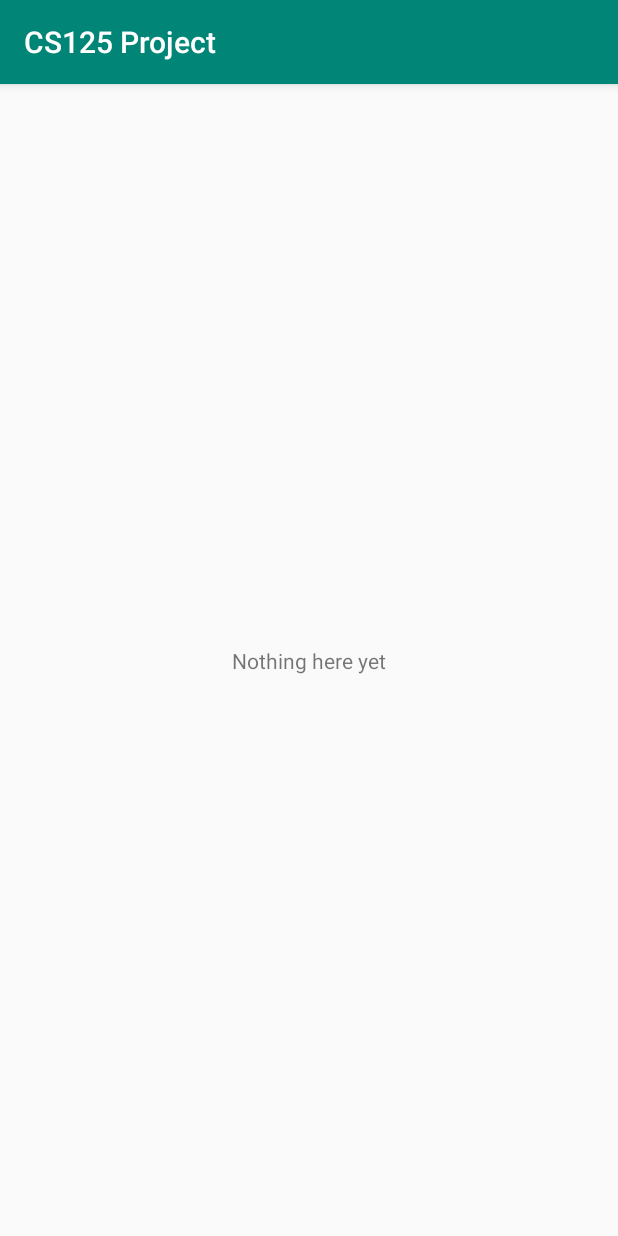
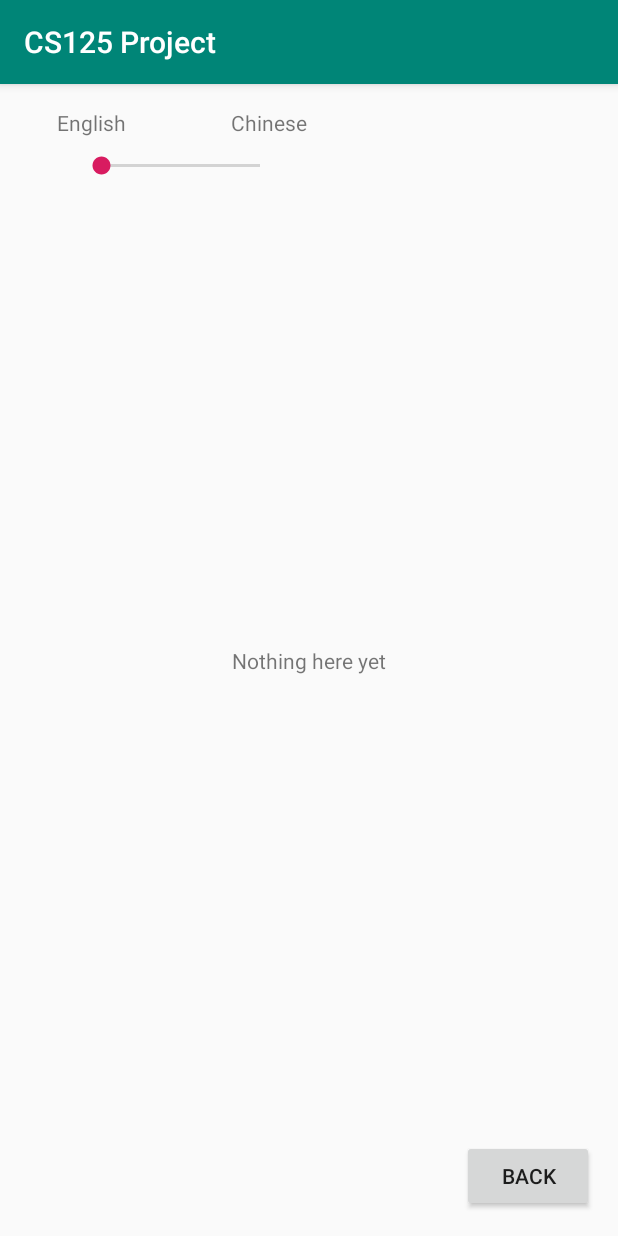
Before and after one commit to Scott-Huang/CS125MP6, an Android app: the screen it shows after launch (SettingActivity), after a tap on "SETTING", on a phone screen of 412 x 824 dp. Run offline under Robolectric (Android 15) with nearby library versions, the phone set to English and light mode, and no system bars.

Commit message:
Add some small functions.

```diff
--- a/app/src/main/java/com/example/scott/cs125project/SettingActivity.java
+++ b/app/src/main/java/com/example/scott/cs125project/SettingActivity.java
@@ -1,7 +1,12 @@
 package com.example.scott.cs125project;
 
+import android.content.Intent;
 import android.support.v7.app.AppCompatActivity;
 import android.os.Bundle;
+import android.view.View;
+import android.widget.Button;
+import android.widget.CheckBox;
+import android.widget.SeekBar;
 
 public class SettingActivity extends AppCompatActivity {
 
@@ -9,5 +14,18 @@ public class SettingActivity extends AppCompatActivity {
     protected void onCreate(Bundle savedInstanceState) {
         super.onCreate(savedInstanceState);
         setContentView(R.layout.activity_setting);
+
+        final SeekBar language = findViewById(R.id.languageSeekBar);
+        language.setProgress(0);
+        Button back = findViewById(R.id.backBtn1);
+        back.setOnClickListener(new View.OnClickListener() {
+            @Override
+            public void onClick(View v) {
+                Intent start = new Intent(getApplicationContext(), StartActivity.class);
+                start.putExtra("language", language.getProgress() == 0);
+                startActivity(start);
+            }
+        });
+
     }
 }
--- a/app/src/main/java/com/example/scott/cs125project/StartActivity.java
+++ b/app/src/main/java/com/example/scott/cs125project/StartActivity.java
@@ -5,6 +5,7 @@ import android.support.v7.app.AppCompatActivity;
 import android.os.Bundle;
 import android.view.View;
 import android.widget.Button;
+import android.widget.TextView;
 
 public class StartActivity extends AppCompatActivity {
 
@@ -13,6 +14,14 @@ public class StartActivity extends AppCompatActivity {
         super.onCreate(savedInstanceState);
         setContentView(R.layout.activity_start);
 
+        TextView language = findViewById(R.id.languageTextView);
+        if (getIntent().hasExtra("language")) {
+            if (getIntent().getExtras().getBoolean("language")) {
+                language.setText("English");
+            } else {
+                language.setText("中文");
+            }
+        }
         Button startBtn = (Button) findViewById(R.id.startBtn);
         startBtn.setOnClickListener(new View.OnClickListener() {
             @Override
--- a/app/src/main/res/layout/activity_setting.xml
+++ b/app/src/main/res/layout/activity_setting.xml
@@ -2,6 +2,7 @@
 <android.support.constraint.ConstraintLayout xmlns:android="http://schemas.android.com/apk/res/android"
     xmlns:app="http://schemas.android.com/apk/res-auto"
     xmlns:tools="http://schemas.android.com/tools"
+    android:id="@+id/ConstraintLayout"
     android:layout_width="match_parent"
     android:layout_height="match_parent"
     tools:context=".SettingActivity">
@@ -21,4 +22,50 @@
         app:layout_constraintEnd_toEndOf="parent"
         app:layout_constraintStart_toStartOf="parent"
         app:layout_constraintTop_toTopOf="parent" />
+
+    <Button
+        android:id="@+id/backBtn1"
+        android:layout_width="wrap_content"
+        android:layout_height="wrap_content"
+        android:layout_marginEnd="16dp"
+        android:layout_marginRight="16dp"
+        android:layout_marginBottom="16dp"
+        android:text="Back"
+        app:layout_constraintBottom_toBottomOf="parent"
+        app:layout_constraintEnd_toEndOf="parent" />
+
+    <SeekBar
+        android:id="@+id/languageSeekBar"
+        style="@style/Widget.AppCompat.SeekBar.Discrete"
+        android:layout_width="138dp"
+        android:layout_height="19dp"
+        android:layout_marginStart="51dp"
+        android:layout_marginLeft="51dp"
+        android:layout_marginTop="9dp"
+        android:max="1"
+        android:progress="3"
+        app:layout_constraintStart_toStartOf="parent"
+        app:layout_constraintTop_toBottomOf="@+id/englishTx" />
+
+    <TextView
+        android:id="@+id/englishTx"
+        android:layout_width="wrap_content"
+        android:layout_height="wrap_content"
+        android:layout_marginStart="38dp"
+        android:layout_marginLeft="38dp"
+        android:layout_marginTop="16dp"
+        android:text="English"
+        app:layout_constraintStart_toStartOf="parent"
+        app:layout_constraintTop_toTopOf="parent" />
+
+    <TextView
+        android:id="@+id/chineseTx"
+        android:layout_width="wrap_content"
+        android:layout_height="wrap_content"
+        android:layout_marginStart="70dp"
+        android:layout_marginLeft="70dp"
+        android:layout_marginTop="16dp"
+        android:text="Chinese"
+        app:layout_constraintStart_toEndOf="@+id/englishTx"
+        app:layout_constraintTop_toTopOf="parent" />
 </android.support.constraint.ConstraintLayout>
```
Also changed, not shown: app/src/main/java/com/example/scott/cs125project/LoadActivity.java (+15 -0 lines), app/src/main/res/layout/activity_load.xml (+11 -23 lines), app/src/main/res/layout/activity_start.xml (+11 -0 lines), app/src/main/res/drawable/school_scene_1.jpg (renamed from app/src/main/res/drawable/School scene 1.jpg), app/src/main/res/drawable/school_scene_2.jpg (renamed from app/src/main/res/drawable/School scene 2.jpg), app/src/main/res/drawable/school_scene_3.jpg (renamed from app/src/main/res/drawable/School scene 3.jpg), app/src/main/res/drawable/street_scene_1.jpg (renamed from app/src/main/res/drawable/Street scene 1.jpg).
